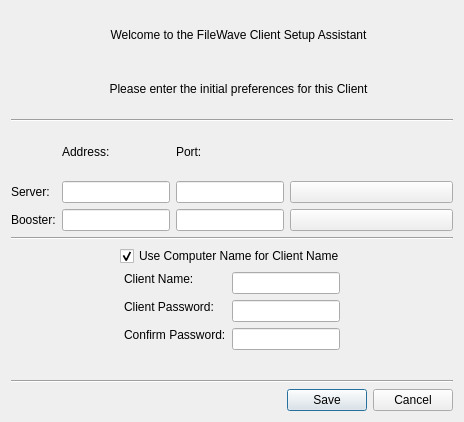
Above: QtClientAssistant/assistantdlg.ui from fw-dev/translations before the change. Below: the same form after it.
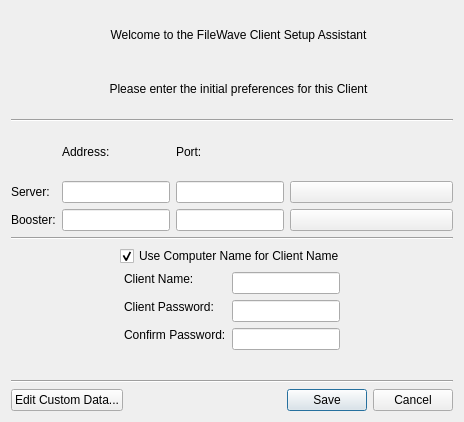
That is the form after the change. Custom widgets are drawn as their Qt base class.

```diff
--- a/QtClientAssistant/assistantdlg.ui
+++ b/QtClientAssistant/assistantdlg.ui
@@ -342,6 +342,28 @@
     </widget>
    </item>
    <item>
+    <layout class="QHBoxLayout" name="horizontalLayout_4">
+     <item>
+      <widget class="QPushButton" name="customDataButton">
+       <property name="text">
+        <string>Edit Custom Data...</string>
+       </property>
+      </widget>
+     </item>
+     <item>
+      <spacer name="horizontalSpacer_5">
+       <property name="orientation">
+        <enum>Qt::Horizontal</enum>
+       </property>
+       <property name="sizeHint" stdset="0">
+        <size>
+         <width>40</width>
+         <height>20</height>
+        </size>
+       </property>
+      </spacer>
+     </item>
+     <item>
     <widget class="QDialogButtonBox" name="buttonBox">
      <property name="standardButtons">
       <set>QDialogButtonBox::Cancel|QDialogButtonBox::Save</set>
@@ -349,6 +371,8 @@
     </widget>
    </item>
   </layout>
+   </item>
+  </layout>
  </widget>
  <customwidgets>
   <customwidget>
```
Left out of the diff: 8 changed lines with no effect on the pictures. Lines whose indentation alone changed are shown as unchanged.
